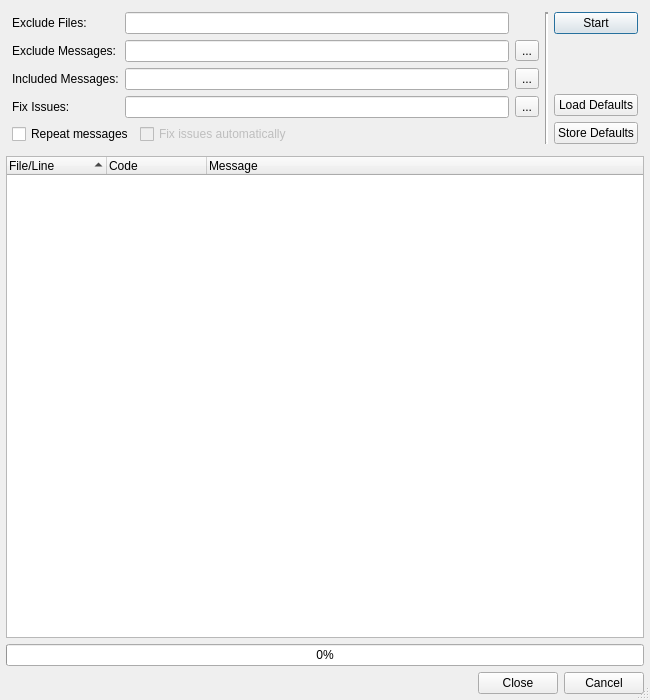
Qt form Plugins/CheckerPlugins/Pep8/Pep8Dialog.ui (testmana2/test) before a commit.
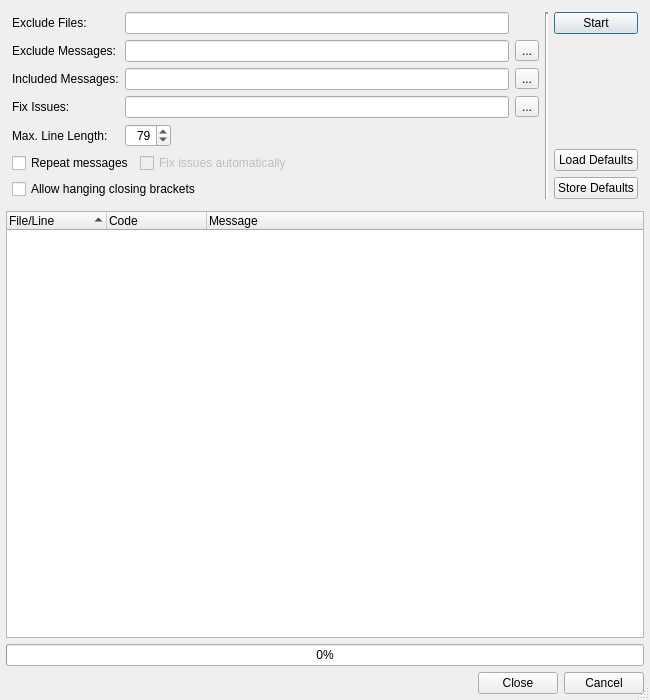
The same form after that commit. Custom widgets are drawn as their Qt base class.

Commit message: Extended the PEP-8 dialog.

What changed in the file:
```diff
--- a/Plugins/CheckerPlugins/Pep8/Pep8Dialog.ui
+++ b/Plugins/CheckerPlugins/Pep8/Pep8Dialog.ui
@@ -28,78 +28,31 @@
       <enum>QFrame::NoFrame</enum>
      </property>
      <layout class="QGridLayout" name="gridLayout">
-      <item row="1" column="2">
-       <widget class="QToolButton" name="excludeMessagesSelectButton">
-        <property name="toolTip">
-         <string>Press to select the message codes from a list</string>
-        </property>
+      <item row="0" column="0">
+       <widget class="QLabel" name="label_2">
         <property name="text">
-         <string>...</string>
+         <string>Exclude Files:</string>
         </property>
        </widget>
       </item>
-      <item row="4" column="0" colspan="3">
-       <layout class="QHBoxLayout" name="horizontalLayout">
-        <item>
-         <widget class="QCheckBox" name="repeatCheckBox">
-          <property name="toolTip">
-           <string>Select to repeat each message type</string>
-          </property>
-          <property name="text">
-           <string>Repeat messages</string>
-          </property>
-         </widget>
-        </item>
-        <item>
-         <widget class="QCheckBox" name="fixIssuesCheckBox">
-          <property name="enabled">
-           <bool>false</bool>
-          </property>
-          <property name="toolTip">
-           <string>Select to fix some issues</string>
-          </property>
-          <property name="text">
-           <string>Fix issues automatically</string>
-          </property>
-         </widget>
-        </item>
-        <item>
-         <spacer name="horizontalSpacer">
-          <property name="orientation">
-           <enum>Qt::Horizontal</enum>
-          </property>
-          <property name="sizeHint" stdset="0">
-           <size>
-            <width>40</width>
-            <height>20</height>
-           </size>
-          </property>
-         </spacer>
-        </item>
-       </layout>
-      </item>
-      <item row="1" column="0">
-       <widget class="QLabel" name="label">
-        <property name="text">
-         <string>Exclude Messages:</string>
+      <item row="0" column="1">
+       <widget class="E5ClearableLineEdit" name="excludeFilesEdit">
+        <property name="toolTip">
+         <string>Enter filename patterns of files to be excluded separated by a comma</string>
         </property>
        </widget>
       </item>
-      <item row="3" column="0">
-       <widget class="QLabel" name="label_4">
-        <property name="text">
-         <string>Fix Issues:</string>
+      <item row="0" column="3" rowspan="7">
+       <widget class="Line" name="line">
+        <property name="lineWidth">
+         <number>2</number>
         </property>
-       </widget>
-      </item>
-      <item row="3" column="1">
-       <widget class="E5ClearableLineEdit" name="fixIssuesEdit">
-        <property name="toolTip">
-         <string>Enter message codes of issues to be fixed automatically (leave empty to fix all)</string>
+        <property name="orientation">
+         <enum>Qt::Vertical</enum>
         </property>
        </widget>
       </item>
-      <item row="0" column="4" rowspan="5">
+      <item row="0" column="4" rowspan="7">
        <layout class="QVBoxLayout" name="verticalLayout_2">
         <item>
          <widget class="QPushButton" name="startButton">
@@ -146,10 +99,10 @@
         </item>
        </layout>
       </item>
-      <item row="2" column="1">
-       <widget class="E5ClearableLineEdit" name="includeMessagesEdit">
-        <property name="toolTip">
-         <string>Enter message codes or categories to be included separated by a comma</string>
+      <item row="1" column="0">
+       <widget class="QLabel" name="label">
+        <property name="text">
+         <string>Exclude Messages:</string>
         </property>
        </widget>
       </item>
@@ -160,32 +113,8 @@
         </property>
        </widget>
       </item>
-      <item row="0" column="0">
-       <widget class="QLabel" name="label_2">
-        <property name="text">
-         <string>Exclude Files:</string>
-        </property>
-       </widget>
-      </item>
-      <item row="0" column="1">
-       <widget class="E5ClearableLineEdit" name="excludeFilesEdit">
-        <property name="toolTip">
-         <string>Enter filename patterns of files to be excluded separated by a comma</string>
-        </property>
-       </widget>
-      </item>
-      <item row="0" column="3" rowspan="5">
-       <widget class="Line" name="line">
-        <property name="lineWidth">
-         <number>2</number>
-        </property>
-        <property name="orientation">
-         <enum>Qt::Vertical</enum>
-        </property>
-       </widget>
-      </item>
-      <item row="2" column="2">
-       <widget class="QToolButton" name="includeMessagesSelectButton">
+      <item row="1" column="2">
+       <widget class="QToolButton" name="excludeMessagesSelectButton">
         <property name="toolTip">
          <string>Press to select the message codes from a list</string>
         </property>
@@ -201,6 +130,37 @@
         </property>
        </widget>
       </item>
+      <item row="2" column="1">
+       <widget class="E5ClearableLineEdit" name="includeMessagesEdit">
+        <property name="toolTip">
+         <string>Enter message codes or categories to be included separated by a comma</string>
+        </property>
+       </widget>
+      </item>
+      <item row="2" column="2">
+       <widget class="QToolButton" name="includeMessagesSelectButton">
+        <property name="toolTip">
+         <string>Press to select the message codes from a list</string>
+        </property>
+        <property name="text">
+         <string>...</string>
+        </property>
+       </widget>
+      </item>
+      <item row="3" column="0">
+       <widget class="QLabel" name="label_4">
+        <property name="text">
+         <string>Fix Issues:</string>
+        </property>
+       </widget>
+      </item>
+      <item row="3" column="1">
+       <widget class="E5ClearableLineEdit" name="fixIssuesEdit">
+        <property name="toolTip">
+         <string>Enter message codes of issues to be fixed automatically (leave empty to fix all)</string>
+        </property>
+       </widget>
+      </item>
       <item row="3" column="2">
        <widget class="QToolButton" name="fixIssuesSelectButton">
         <property name="toolTip">
@@ -211,6 +171,116 @@
         </property>
        </widget>
       </item>
+      <item row="4" column="0">
+       <widget class="QLabel" name="label_5">
+        <property name="text">
+         <string>Max. Line Length:</string>
+        </property>
+       </widget>
+      </item>
+      <item row="4" column="1">
+       <layout class="QHBoxLayout" name="horizontalLayout_3">
+        <item>
+         <widget class="QSpinBox" name="lineLengthSpinBox">
+          <property name="statusTip">
+           <string>Enter the maximum allowed line length (PEP-8: 79 characters)</string>
+          </property>
+          <property name="alignment">
+           <set>Qt::AlignRight|Qt::AlignTrailing|Qt::AlignVCenter</set>
+          </property>
+          <property name="minimum">
+           <number>60</number>
+          </property>
+          <property name="maximum">
+           <number>119</number>
+          </property>
+          <property name="value">
+           <number>79</number>
+          </property>
+         </widget>
+        </item>
+        <item>
+         <spacer name="horizontalSpacer_3">
+          <property name="orientation">
+           <enum>Qt::Horizontal</enum>
+          </property>
+          <property name="sizeHint" stdset="0">
+           <size>
+            <width>40</width>
+            <height>20</height>
+           </size>
+          </property>
+         </spacer>
+        </item>
+       </layout>
+      </item>
+      <item row="5" column="0" colspan="3">
+       <layout class="QHBoxLayout" name="horizontalLayout">
+        <item>
+         <widget class="QCheckBox" name="repeatCheckBox">
+          <property name="toolTip">
+           <string>Select to repeat each message type</string>
+          </property>
+          <property name="text">
+           <string>Repeat messages</string>
+          </property>
+         </widget>
+        </item>
+        <item>
+         <widget class="QCheckBox" name="fixIssuesCheckBox">
+          <property name="enabled">
+           <bool>false</bool>
+          </property>
+          <property name="toolTip">
+           <string>Select to fix some issues</string>
+          </property>
+          <property name="text">
+           <string>Fix issues automatically</string>
+          </property>
+         </widget>
+        </item>
+        <item>
+         <spacer name="horizontalSpacer">
+          <property name="orientation">
+           <enum>Qt::Horizontal</enum>
+          </property>
+          <property name="sizeHint" stdset="0">
+           <size>
+            <width>40</width>
+            <height>20</height>
+           </size>
+          </property>
+         </spacer>
+        </item>
+       </layout>
+      </item>
+      <item row="6" column="0" colspan="3">
+       <layout class="QHBoxLayout" name="horizontalLayout_2">
+        <item>
+         <widget class="QCheckBox" name="hangClosingCheckBox">
+          <property name="toolTip">
+           <string>Select to allow hanging closing brackets</string>
+          </property>
+          <property name="text">
+           <string>Allow hanging closing brackets</string>
+          </property>
+         </widget>
+        </item>
+        <item>
+         <spacer name="horizontalSpacer_2">
+          <property name="orientation">
+           <enum>Qt::Horizontal</enum>
+          </property>
+          <property name="sizeHint" stdset="0">
+           <size>
+            <width>40</width>
+            <height>20</height>
+           </size>
+          </property>
+         </spacer>
+        </item>
+       </layout>
+      </item>
      </layout>
     </widget>
    </item>
```
Left out of the diff: 2 changed lines with no effect on the pictures. The commit also changes 3 other files.
